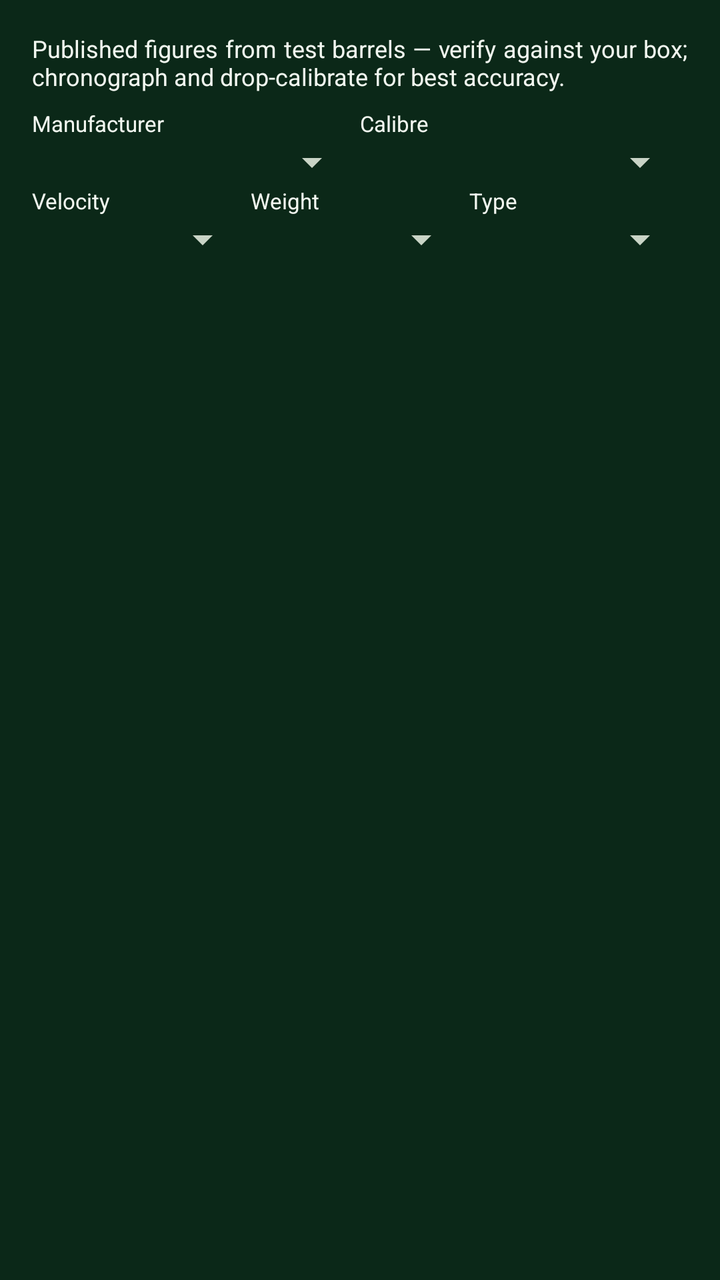
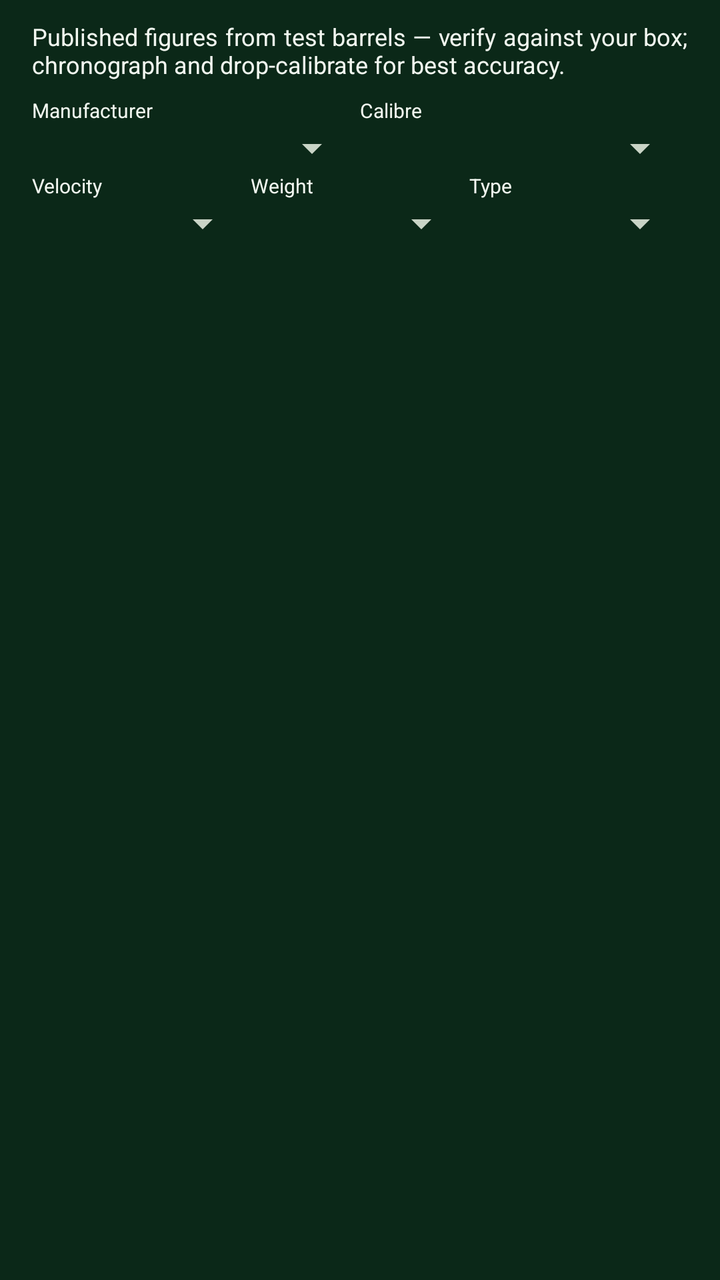

Two renders of the same Android screen: before a commit and after it. Below are the layout's source before the change and the commit's diff.
<!-- AndroidManifest.xml: application theme Theme.STS -->
<!-- res/layout/dialog_ammo_catalog.xml -->
<?xml version="1.0" encoding="utf-8"?>
<LinearLayout xmlns:android="http://schemas.android.com/apk/res/android"
    android:layout_width="match_parent"
    android:layout_height="wrap_content"
    android:orientation="vertical"
    android:padding="16dp">

    <TextView android:textColor="?android:attr/textColorPrimary" android:text="Published figures from test barrels — verify against your box; chronograph and drop-calibrate for best accuracy."
        android:textSize="12sp" android:layout_marginBottom="8dp"
        android:layout_width="match_parent" android:layout_height="wrap_content"
                android:justificationMode="inter_word" />

    <LinearLayout android:layout_width="match_parent" android:layout_height="wrap_content" android:orientation="horizontal">
        <LinearLayout android:layout_width="0dp" android:layout_weight="1" android:layout_height="wrap_content" android:orientation="vertical">
            <TextView android:textColor="?android:attr/textColorPrimary" android:text="Manufacturer" android:textSize="11sp" android:layout_width="wrap_content" android:layout_height="wrap_content"/>
            <Spinner android:id="@+id/spCatMfr" android:layout_width="match_parent" android:layout_height="wrap_content"/>
        </LinearLayout>
        <LinearLayout android:layout_width="0dp" android:layout_weight="1" android:layout_height="wrap_content" android:orientation="vertical">
            <TextView android:textColor="?android:attr/textColorPrimary" android:text="Calibre" android:textSize="11sp" android:layout_width="wrap_content" android:layout_height="wrap_content"/>
            <Spinner android:id="@+id/spCatCal" android:layout_width="match_parent" android:layout_height="wrap_content"/>
        </LinearLayout>
    </LinearLayout>

    <LinearLayout android:layout_width="match_parent" android:layout_height="wrap_content" android:orientation="horizontal">
        <LinearLayout android:layout_width="0dp" android:layout_weight="1" android:layout_height="wrap_content" android:orientation="vertical">
            <TextView android:textColor="?android:attr/textColorPrimary" android:text="Velocity" android:textSize="11sp" android:layout_width="wrap_content" android:layout_height="wrap_content"/>
            <Spinner android:id="@+id/spCatVel" android:layout_width="match_parent" android:layout_height="wrap_content"/>
        </LinearLayout>
        <LinearLayout android:layout_width="0dp" android:layout_weight="1" android:layout_height="wrap_content" android:orientation="vertical">
            <TextView android:textColor="?android:attr/textColorPrimary" android:text="Weight" android:textSize="11sp" android:layout_width="wrap_content" android:layout_height="wrap_content"/>
            <Spinner android:id="@+id/spCatWeight" android:layout_width="match_parent" android:layout_height="wrap_content"/>
        </LinearLayout>
        <LinearLayout android:layout_width="0dp" android:layout_weight="1" android:layout_height="wrap_content" android:orientation="vertical">
            <TextView android:textColor="?android:attr/textColorPrimary" android:text="Type" android:textSize="11sp" android:layout_width="wrap_content" android:layout_height="wrap_content"/>
            <Spinner android:id="@+id/spCatType" android:layout_width="match_parent" android:layout_height="wrap_content"/>
        </LinearLayout>
    </LinearLayout>

    <TextView android:textColor="?android:attr/textColorSecondary" android:id="@+id/tvCatCount" android:textSize="11sp" android:layout_marginTop="6dp"
        android:layout_width="wrap_content" android:layout_height="wrap_content"/>

    <ListView android:id="@+id/lvCatResults"
        android:layout_width="match_parent" android:layout_height="320dp"
        android:layout_marginTop="4dp"/>
</LinearLayout>
<!-- resources referenced by this layout -->
<resources>
  <style name="Theme.STS" parent="Theme.STS.Dark" />
  <style name="Theme.STS.Dark" parent="Theme.STS.Base">
          <item name="android:windowBackground">@color/dark_bg</item>
          <item name="colorSurface">@color/dark_surface</item>
          <item name="colorPrimary">@color/dark_accent</item>
          <item name="colorSecondary">@color/dark_accent</item>
          <item name="colorAccent">@color/dark_accent</item>
          <item name="colorOnPrimary">@color/dark_on_accent</item>
          <item name="colorOnSecondary">@color/dark_on_accent</item>
          <item name="android:colorBackground">@color/dark_surface</item>
          <item name="android:textColorPrimary">@color/dark_text</item>
          <item name="android:textColorSecondary">@color/dark_text_dim</item>
          <item name="android:textColorTertiary">#C9D4C6</item>
          <item name="android:textColorHint">#A6B2A4</item>
          <item name="colorOnSurface">@color/dark_text</item>
          <item name="colorOnBackground">@color/dark_text</item>
      </style>
  <style name="Theme.STS.Base" parent="Theme.MaterialComponents.NoActionBar">
          <item name="android:statusBarColor">@color/dark_bg</item>
      </style>
  <color name="dark_bg">#0B2818</color>
  <color name="dark_surface">#124024</color>
  <color name="dark_accent">#C9A24B</color>
  <color name="dark_on_accent">#141008</color>
  <color name="dark_text">#F2F7F0</color>
  <color name="dark_text_dim">#C9D4C6</color>
</resources>

<!-- the commit's change to res/layout/dialog_ammo_catalog.xml (unified diff, before → after) -->
@@ -3,7 +3,10 @@
     android:layout_width="match_parent"
     android:layout_height="wrap_content"
     android:orientation="vertical"
-    android:padding="16dp">
+    android:paddingStart="16dp"
+    android:paddingEnd="16dp"
+    android:paddingTop="10dp"
+    android:paddingBottom="8dp">
 
     <TextView android:textColor="?android:attr/textColorPrimary" android:text="Published figures from test barrels — verify against your box; chronograph and drop-calibrate for best accuracy."
         android:textSize="12sp" android:layout_marginBottom="8dp"
@@ -12,34 +15,34 @@
 
     <LinearLayout android:layout_width="match_parent" android:layout_height="wrap_content" android:orientation="horizontal">
         <LinearLayout android:layout_width="0dp" android:layout_weight="1" android:layout_height="wrap_content" android:orientation="vertical">
-            <TextView android:textColor="?android:attr/textColorPrimary" android:text="Manufacturer" android:textSize="11sp" android:layout_width="wrap_content" android:layout_height="wrap_content"/>
+            <TextView android:textColor="?android:attr/textColorPrimary" android:text="Manufacturer" android:textSize="10sp" android:layout_width="wrap_content" android:layout_height="wrap_content"/>
             <Spinner android:id="@+id/spCatMfr" android:layout_width="match_parent" android:layout_height="wrap_content"/>
         </LinearLayout>
         <LinearLayout android:layout_width="0dp" android:layout_weight="1" android:layout_height="wrap_content" android:orientation="vertical">
-            <TextView android:textColor="?android:attr/textColorPrimary" android:text="Calibre" android:textSize="11sp" android:layout_width="wrap_content" android:layout_height="wrap_content"/>
+            <TextView android:textColor="?android:attr/textColorPrimary" android:text="Calibre" android:textSize="10sp" android:layout_width="wrap_content" android:layout_height="wrap_content"/>
             <Spinner android:id="@+id/spCatCal" android:layout_width="match_parent" android:layout_height="wrap_content"/>
         </LinearLayout>
     </LinearLayout>
 
     <LinearLayout android:layout_width="match_parent" android:layout_height="wrap_content" android:orientation="horizontal">
         <LinearLayout android:layout_width="0dp" android:layout_weight="1" android:layout_height="wrap_content" android:orientation="vertical">
-            <TextView android:textColor="?android:attr/textColorPrimary" android:text="Velocity" android:textSize="11sp" android:layout_width="wrap_content" android:layout_height="wrap_content"/>
+            <TextView android:textColor="?android:attr/textColorPrimary" android:text="Velocity" android:textSize="10sp" android:layout_width="wrap_content" android:layout_height="wrap_content"/>
             <Spinner android:id="@+id/spCatVel" android:layout_width="match_parent" android:layout_height="wrap_content"/>
         </LinearLayout>
         <LinearLayout android:layout_width="0dp" android:layout_weight="1" android:layout_height="wrap_content" android:orientation="vertical">
-            <TextView android:textColor="?android:attr/textColorPrimary" android:text="Weight" android:textSize="11sp" android:layout_width="wrap_content" android:layout_height="wrap_content"/>
+            <TextView android:textColor="?android:attr/textColorPrimary" android:text="Weight" android:textSize="10sp" android:layout_width="wrap_content" android:layout_height="wrap_content"/>
             <Spinner android:id="@+id/spCatWeight" android:layout_width="match_parent" android:layout_height="wrap_content"/>
         </LinearLayout>
         <LinearLayout android:layout_width="0dp" android:layout_weight="1" android:layout_height="wrap_content" android:orientation="vertical">
-            <TextView android:textColor="?android:attr/textColorPrimary" android:text="Type" android:textSize="11sp" android:layout_width="wrap_content" android:layout_height="wrap_content"/>
+            <TextView android:textColor="?android:attr/textColorPrimary" android:text="Type" android:textSize="10sp" android:layout_width="wrap_content" android:layout_height="wrap_content"/>
             <Spinner android:id="@+id/spCatType" android:layout_width="match_parent" android:layout_height="wrap_content"/>
         </LinearLayout>
     </LinearLayout>
 
-    <TextView android:textColor="?android:attr/textColorSecondary" android:id="@+id/tvCatCount" android:textSize="11sp" android:layout_marginTop="6dp"
+    <TextView android:textColor="?android:attr/textColorSecondary" android:id="@+id/tvCatCount" android:textSize="10sp" android:layout_marginTop="6dp"
         android:layout_width="wrap_content" android:layout_height="wrap_content"/>
 
     <ListView android:id="@+id/lvCatResults"
-        android:layout_width="match_parent" android:layout_height="320dp"
+        android:layout_width="match_parent" android:layout_height="400dp"
         android:layout_marginTop="4dp"/>
 </LinearLayout>
